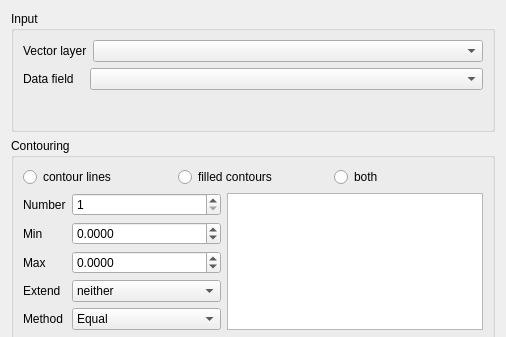
Qt form contour/frmContour.ui (ccrook/QGIS-Contour-Plugin) before a commit; both pictures show x 0 to 506 and y 0 to 337 of the 506 by 508 pixel window.
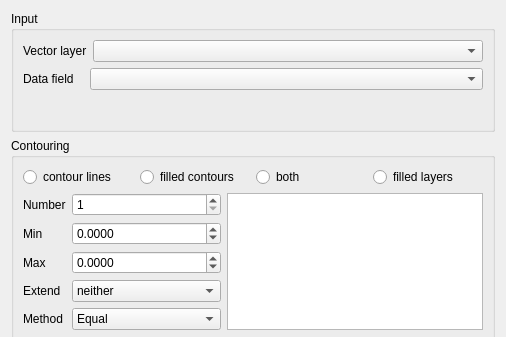
The same form after that commit.

Commit message: Added function to create filled contours a complete layers for each level, rather than cutting out higher level contours

```diff
--- a/contour/frmContour.ui
+++ b/contour/frmContour.ui
@@ -122,6 +122,13 @@
           </property>
          </widget>
         </item>
+        <item>
+         <widget class="QRadioButton" name="uLayerContours">
+          <property name="text">
+           <string>filled layers</string>
+          </property>
+         </widget>
+        </item>
        </layout>
       </item>
       <item row="1" column="0">
```
The commit also changes 2 other files.
